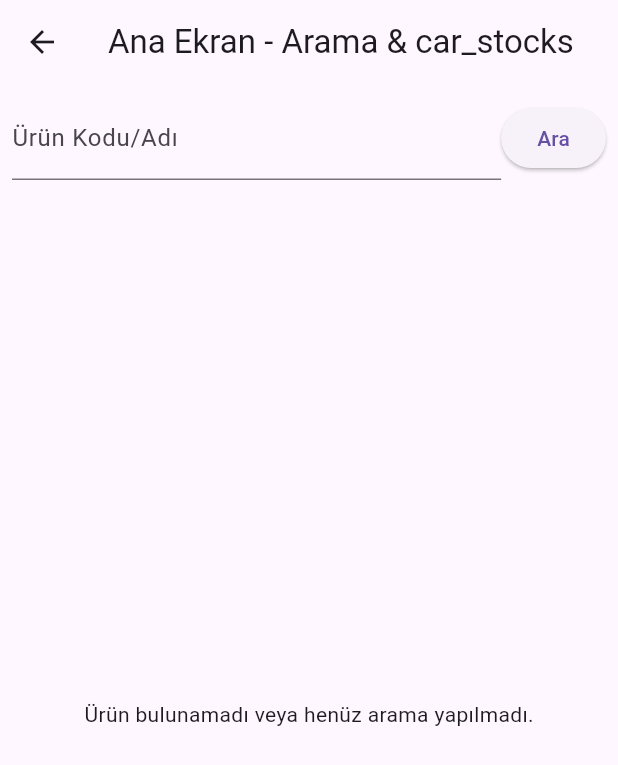
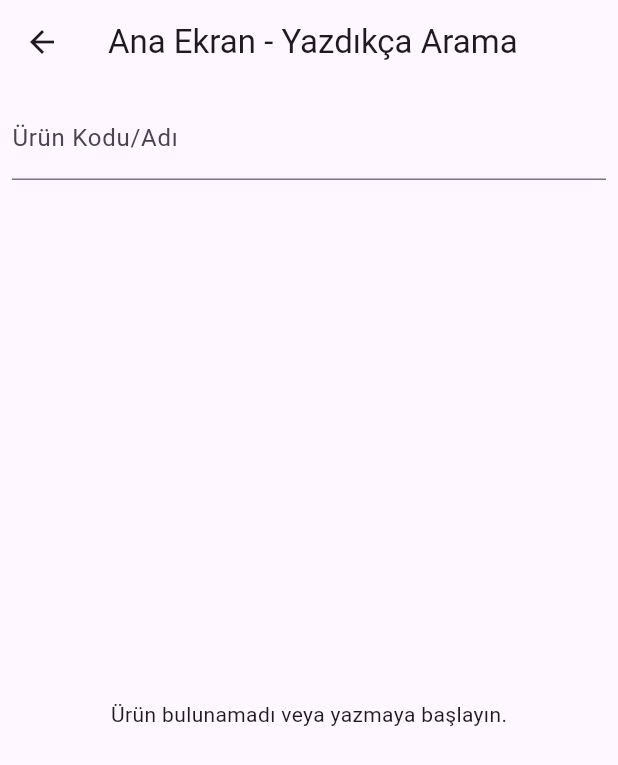
Before and after one commit to caglarerbay/stokproje, a Flutter app: the HomeScreen screen opened by its route, on a phone screen of 412 x 824 dp. Shown: the top 765 px of the screen. Run offline on Flutter 3.47's test engine with Material 3 defaults, Android fonts, the phone set to English and light mode, and no system bars.

Commit message:
Yeni özellik eklendi

```diff
--- a/inventory_mobile/lib/home_screen.dart
+++ b/inventory_mobile/lib/home_screen.dart
@@ -1,6 +1,7 @@
 import 'package:flutter/material.dart';
 import 'package:http/http.dart' as http;
 import 'dart:convert';
+import 'dart:async';
 
 class HomeScreen extends StatefulWidget {
   @override
@@ -10,13 +11,36 @@ class HomeScreen extends StatefulWidget {
 class _HomeScreenState extends State<HomeScreen> {
   final _searchController = TextEditingController();
   List<dynamic> _searchResults = [];
+  String? _errorMessage;
 
-  String? _errorMessage; // Arama veya sunucu hataları için
+  // Debounce timer, her karakter girişinden sonra biraz bekleyip arama yapacağız
+  Timer? _debounce;
+
+  @override
+  void initState() {
+    super.initState();
+    // Her metin değişikliğinde _onSearchChanged tetiklenir
+    _searchController.addListener(_onSearchChanged);
+  }
+
+  @override
+  void dispose() {
+    _debounce?.cancel();
+    _searchController.dispose();
+    super.dispose();
+  }
+
+  void _onSearchChanged() {
+    // Kullanıcı her karakter girdiğinde burası tetiklenir
+    if (_debounce?.isActive ?? false) _debounce!.cancel();
+    _debounce = Timer(Duration(milliseconds: 300), () {
+      _searchProduct(); // 300 ms bekleyip arama yap
+    });
+  }
 
   Future<void> _searchProduct() async {
     final query = _searchController.text.trim();
     if (query.isEmpty) {
-      // Lokal uyarı: Arama terimi boş
       setState(() {
         _errorMessage = "Arama terimi boş olamaz.";
         _searchResults.clear();
@@ -27,31 +51,25 @@ class _HomeScreenState extends State<HomeScreen> {
     final url = Uri.parse('http://127.0.0.1:8000/api/search_product/?q=$query');
     try {
       final response = await http.get(url);
-
       if (response.statusCode == 200) {
-        // Başarılı
         final List data = json.decode(utf8.decode(response.bodyBytes));
-        // data boş olabilir -> ürün bulunamadı
         setState(() {
-          _errorMessage = null; // varsa hata temizle
-          _searchResults = data; // data boşsa listView de boş olur
+          _errorMessage = null;
+          _searchResults = data;
         });
       } else if (response.statusCode == 400) {
-        // Arama terimi boş, ya da başka 400 durumu
         final body = json.decode(utf8.decode(response.bodyBytes));
         setState(() {
           _errorMessage = body['detail'] ?? "Hata: 400";
           _searchResults.clear();
         });
       } else {
-        // Diğer hatalar
         setState(() {
           _errorMessage = "Arama hatası: ${response.statusCode}";
           _searchResults.clear();
         });
       }
     } catch (e) {
-      // Sunucuya erişilemedi vs.
       setState(() {
         _errorMessage = "Sunucuya erişilemedi: $e";
         _searchResults.clear();
@@ -62,55 +80,36 @@ class _HomeScreenState extends State<HomeScreen> {
   @override
   Widget build(BuildContext context) {
     return Scaffold(
-      appBar: AppBar(title: Text('Ana Ekran - Arama & car_stocks')),
+      appBar: AppBar(title: Text('Ana Ekran - Yazdıkça Arama')),
       body: Column(
         children: [
-          // Arama kutusu
+          // TextField - her karakterde arama
           Padding(
             padding: const EdgeInsets.all(8.0),
-            child: Row(
-              children: [
-                Expanded(
-                  child: TextField(
-                    controller: _searchController,
-                    decoration: InputDecoration(labelText: 'Ürün Kodu/Adı'),
-                  ),
-                ),
-                ElevatedButton(onPressed: _searchProduct, child: Text('Ara')),
-              ],
+            child: TextField(
+              controller: _searchController,
+              decoration: InputDecoration(labelText: 'Ürün Kodu/Adı'),
             ),
           ),
 
-          // Hata mesajı göster
+          // Hata mesajı varsa göster
           if (_errorMessage != null)
             Padding(
               padding: const EdgeInsets.symmetric(horizontal: 8.0),
               child: Text(_errorMessage!, style: TextStyle(color: Colors.red)),
             ),
 
-          // Sonuçlar
+          // Sonuç listesi
           Expanded(
             child:
                 _searchResults.isEmpty
                     ? Center(
-                      child: Text(
-                        'Ürün bulunamadı veya henüz arama yapılmadı.',
-                      ),
+                      child: Text('Ürün bulunamadı veya yazmaya başlayın.'),
                     )
                     : ListView.builder(
                       itemCount: _searchResults.length,
                       itemBuilder: (context, index) {
                         final product = _searchResults[index];
-                        // product = {
-                        //   "id": ...,
-                        //   "part_code": ...,
-                        //   "name": ...,
-                        //   "quantity": ...,
-                        //   "car_stocks": [
-                        //      {"username": "caglar", "quantity": 2},
-                        //      {"username": "kuzu", "quantity": 3},
-                        //   ]
-                        // }
                         final carStocks =
                             product['car_stocks'] as List<dynamic>? ?? [];
 
@@ -128,7 +127,6 @@ class _HomeScreenState extends State<HomeScreen> {
                               )
                             else
                               ...carStocks.map((cs) {
-                                // cs = {"username": "...", "quantity": ...}
                                 return ListTile(
                                   title: Text('Kullanıcı: ${cs['username']}'),
                                   subtitle: Text('Miktar: ${cs['quantity']}'),
```
Also changed, not shown: 1 other file.
